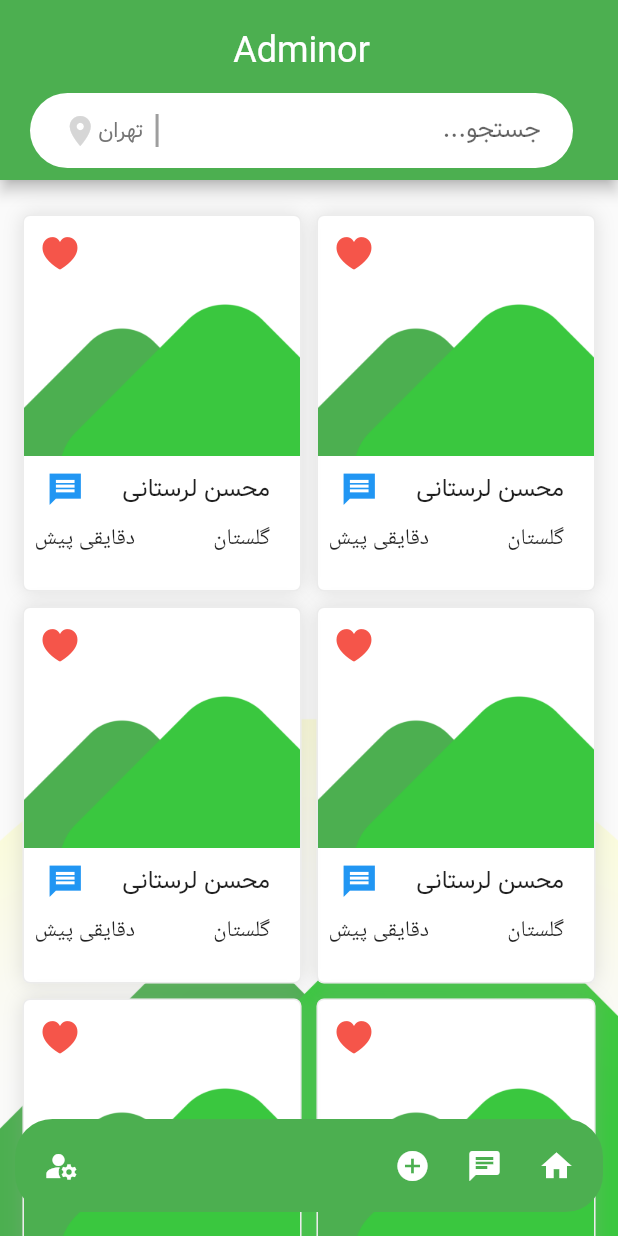
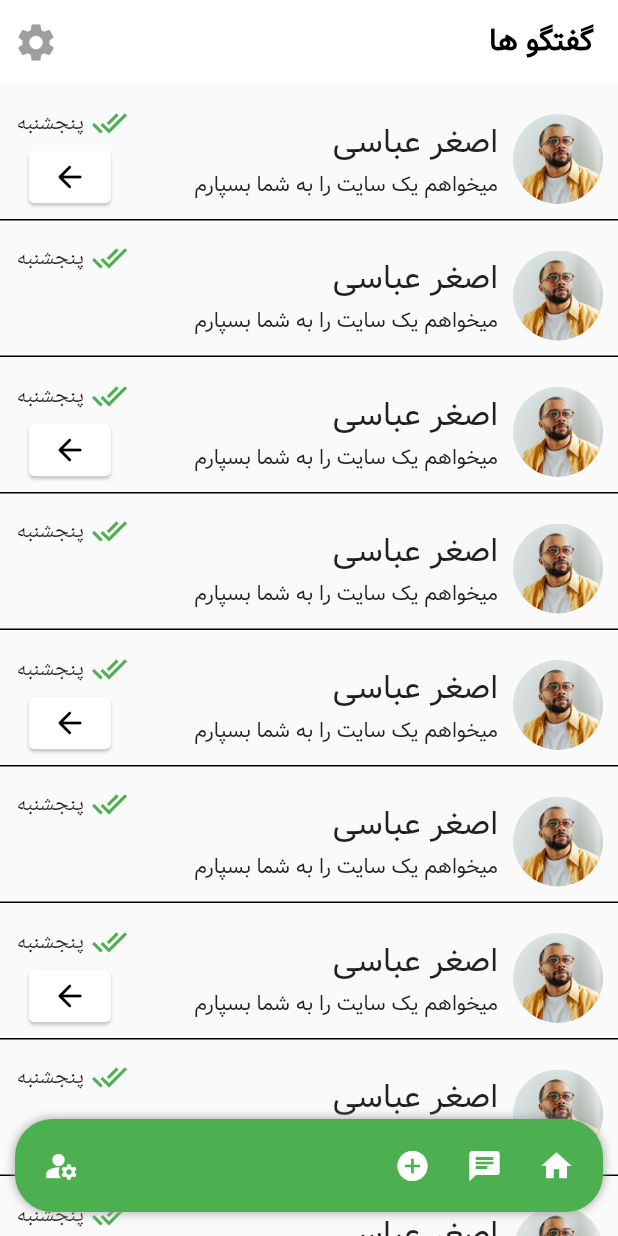
Before and after one commit to MadPad124/Adminor, a Flutter app: the AdvertisingPage screen opened directly, after a tap on the "chat" icon, on a phone screen of 412 x 824 dp. Run offline on Flutter 3.47's test engine with Material 2 defaults, Android fonts, the phone set to English and light mode, and no system bars; our stand-ins replace animated_splash_screen, animated_text_kit, page_transition, shared_preferences; missing offline and left inert: mobkit_dashed_border; accounts and stored records are empty; project files that could hold a hidden picture were left out.

Commit message:
صفحه نشان دادن چت ها ساخته شد و دکمه تنظیمات صفحه را تغییر میده منوی شناور سایه دار شد

```diff
--- a/lib/AdeversitingPages/NewAdeversitingPage.dart
+++ b/lib/AdeversitingPages/NewAdeversitingPage.dart
@@ -151,7 +151,7 @@ Widget imageSection(){
           border: const DashedBorder.fromBorderSide(side: BorderSide(color: Colors.green), dashLength: 6),
           borderRadius: BorderRadius.circular(5),),
             child:const Column(
-              mainAxisAlignment: MainAxisAlignment.spaceEvenly,
+              mainAxisAlignment: MainAxisAlignment.center ,
               crossAxisAlignment: CrossAxisAlignment.center,
               children: [
                 Icon(CupertinoIcons.add),
--- /dev/null
+++ b/lib/displayChatPage.dart
@@ -0,0 +1,125 @@
+
+import 'package:adminor/AdeversitingPage.dart';
+import 'package:flutter/material.dart';
+import 'AdeversitingPages/NewAdeversitingPage.dart';
+class DisplayChat extends StatefulWidget {
+  const DisplayChat({Key? key}) : super(key: key);
+
+  @override
+  State<DisplayChat> createState() => _DisplayChatState();
+}
+
+class _DisplayChatState extends State<DisplayChat> {
+  bool changeState=true;
+  @override
+  Widget build(BuildContext context) {
+    return Scaffold(
+      appBar: AppBar(backgroundColor:Colors.white,elevation:0,actions:[IconButton(onPressed: (){
+        setState(() {
+        changeState=!changeState;
+        });
+        }, icon: const Icon(Icons.settings,color:Colors.grey,size: 30,))],automaticallyImplyLeading: false,title: const Text('گفتگو ها',style: TextStyle(fontSize: 20,fontFamily: 'Vazir',color: Colors.black),)),
+      floatingActionButton: bottomMenu(context),
+      floatingActionButtonLocation: FloatingActionButtonLocation.centerFloat,
+      body: changeState==false?const EmptyState():const HaveState()
+
+    );
+  }
+}
+Widget bottomMenu(context) {
+  return Container(
+    decoration: BoxDecoration(
+      boxShadow: const [BoxShadow(color: Colors.grey,blurRadius: 5)],
+      borderRadius: BorderRadius.circular(25), color: Colors.green,),
+    width: MediaQuery.of(context).size.width - 20,
+    child: Padding(
+      padding: const EdgeInsets.all(7.0),
+      child: Row(
+          mainAxisAlignment: MainAxisAlignment.spaceBetween,
+          children: [
+            Row(
+              crossAxisAlignment: CrossAxisAlignment.center,
+              mainAxisAlignment: MainAxisAlignment.center,
+              children: [
+                IconButton(onPressed: () {Navigator.push(context, MaterialPageRoute(builder: (context) => const AdvertisingPage(),));},
+                    icon: const Icon(Icons.home, color: Colors.white,)),
+                IconButton(onPressed: () {},
+                    icon: const Icon(Icons.chat, color: Colors.white)),
+                IconButton(onPressed: () {Navigator.push(context, MaterialPageRoute(builder: (context) => const HomePage(),));},
+                    icon: const Icon(Icons.add_circle, color: Colors.white)),
+              ],),
+            IconButton(onPressed: () {},
+                icon: const Icon(
+                  Icons.manage_accounts_sharp, color: Colors.white,))
+          ]),
+    ),
+
+  );
+}
+class EmptyState extends StatelessWidget {
+  const EmptyState({Key? key}) : super(key: key);
+
+  @override
+  Widget build(BuildContext context) {
+    return Center(
+      child: Column(
+        mainAxisAlignment: MainAxisAlignment.center,
+        crossAxisAlignment: CrossAxisAlignment.center,
+        children: [
+          Image.asset('assets/images/message icon.png',width: MediaQuery.of(context).size.width, height: 100,),
+          const Text('هنوز هیچ پیامی ندارید',style: TextStyle(fontFamily: 'Vazir',fontSize: 20),)
+        ],
+      ),
+    );
+  }
+}
+class HaveState extends StatefulWidget {
+  const HaveState({Key? key}) : super(key: key);
+
+  @override
+  State<HaveState> createState() => _HaveStateState();
+}
+class _HaveStateState extends State<HaveState> {
+  @override
+  Widget build(BuildContext context) {
+    return SizedBox(
+      child: ListView.builder(itemCount: 10,itemBuilder: (context, index) {
+      return InkWell(
+        onTap: () {},
+        child: Container(padding:const EdgeInsets.only(bottom: 0,top: 10),decoration: const BoxDecoration(border: Border(bottom: BorderSide(color: Colors.black,width: 1))),
+          child: Row(
+            crossAxisAlignment: CrossAxisAlignment.center,
+            mainAxisAlignment: MainAxisAlignment.spaceBetween,
+            children: [
+            Row(children: [Padding(
+              padding: const EdgeInsets.all(10.0),
+              child: ClipRRect(borderRadius: BorderRadius.circular(50),child: Image.asset('assets/images/UserRandom.png',width: 60,height: 60,)),
+            ),
+            const Column(
+            mainAxisAlignment: MainAxisAlignment.spaceBetween,
+            crossAxisAlignment: CrossAxisAlignment.start,
+            children: [
+            Text('اصغر عباسی',style: TextStyle(fontFamily: 'Vazir',fontSize: 22),),
+            Text('میخواهم یک سایت را به شما بسپارم',style: TextStyle(fontFamily: 'Vazir',fontSize: 14),),
+            ],
+            ),],),
+               Padding(
+                padding: const EdgeInsets.only(left:8.0),
+                child: Column(
+                  mainAxisAlignment: MainAxisAlignment.spaceBetween,
+                  children: [
+                      Row(textDirection: TextDirection.rtl,mainAxisAlignment: MainAxisAlignment.spaceAround,children: [const Icon(Icons.done_all,color: Colors.green,),const SizedBox(width: 5,), Padding(
+                       padding: EdgeInsets.only(left: index%2==0?3:3),
+                       child: const Text('پنجشنبه'),
+                     )],),
+                     index%2==0?ElevatedButton(onPressed: (){},style: ButtonStyle(elevation:MaterialStateProperty.all(1),backgroundColor: MaterialStateProperty.all(Colors.white),minimumSize: MaterialStateProperty.all(const Size(15,35))), child: const Icon(Icons.arrow_forward_rounded,color: Colors.black,),)
+                         :const SizedBox(height: 50,width: 50,)
+                  ],),
+              ),
+            ],
+          ),
+        ),
+      );
+    },),);
+  }
+}
--- a/lib/main.dart
+++ b/lib/main.dart
@@ -4,7 +4,8 @@ import 'package:adminor/splashPages/splashPage.dart';
 import 'package:flutter/material.dart';
 import 'package:flutter/services.dart';
 import 'package:flutter_localizations/flutter_localizations.dart';
-//import 'package:page_transition/page_transition.dart';
+//
+// import 'package:page_transition/page_transition.dart';
 void main() async {
 
   WidgetsFlutterBinding.ensureInitialized();
```
Also changed, not shown: lib/AdeversitingPage.dart (+5 -52 lines), lib/loginPages/accountsettingsPage.dart (added, +15 -0 lines), assets/images/UserRandom.png (added), assets/images/message icon.png (added).
